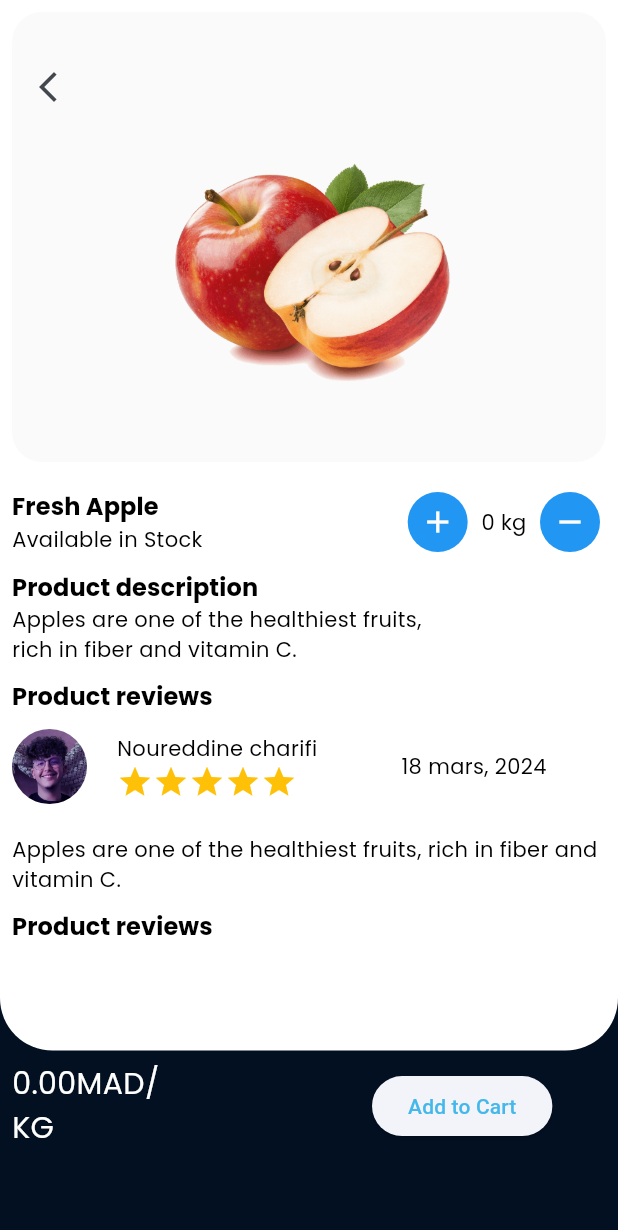
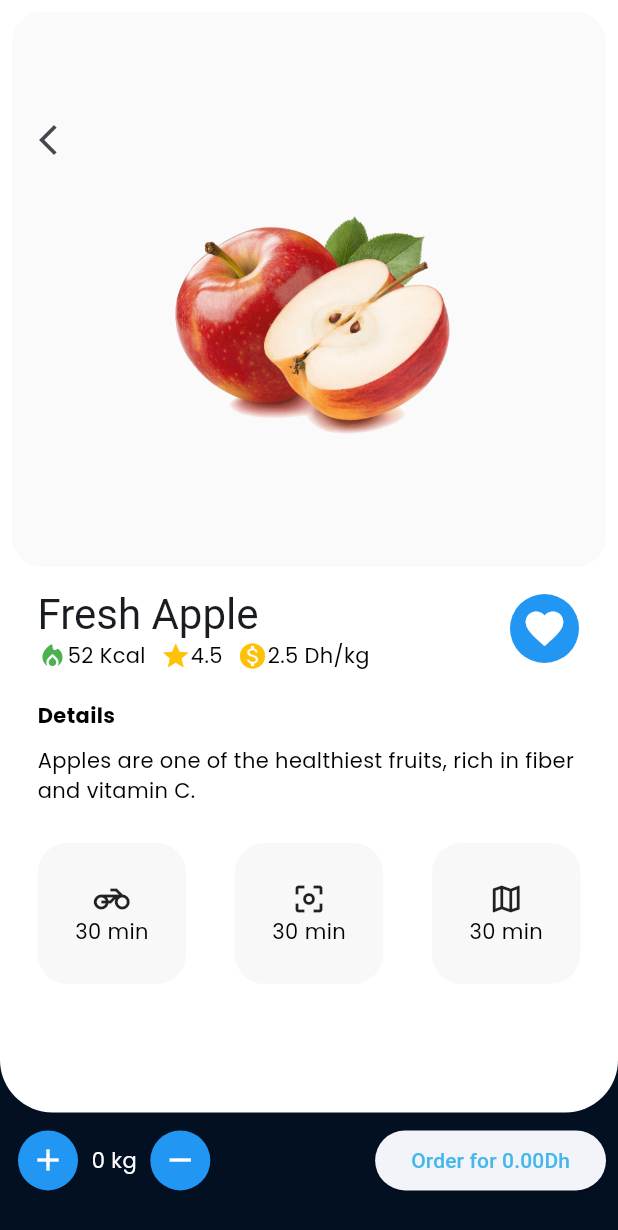
Before and after one commit to noureddinecharifi/GrocerEase, a Flutter app: the FruitCard widget shown alone on an empty page, opened directly with sample values from the repository, after a tap on "Apple", on a phone screen of 412 x 824 dp. Shown: the top 1230 px of the screen. Run offline on Flutter 3.47's test engine with Material 3 defaults, Android fonts, the phone set to English and light mode, and no system bars; our stand-ins replace firebase_auth, firebase_core, flutter_screenutil, flutter_slidable, go_router, google_fonts and 2 more; accounts and stored records are empty.

Commit message:
[Groce-07] Fruit Details screen redesign + darkmode

```diff
--- a/lib/models/fruits_data.dart
+++ b/lib/models/fruits_data.dart
@@ -7,6 +7,7 @@ class Fruit {
     required this.pricePerKilogram,
     required this.description,
     required this.count,
+    required this.rating,
   });
 
   final int calories;
@@ -16,6 +17,7 @@ class Fruit {
   final String image;
   final String name;
   final double pricePerKilogram;
+  final double rating;
 
   void setCount(int countValue) {
     count = countValue;
@@ -32,6 +34,7 @@ List<Fruit> fruits = [
     pricePerKilogram: 2.5,
     description:
         "Apples are one of the healthiest fruits, rich in fiber and vitamin C.",
+    rating: 4.5,
   ),
   Fruit(
     id: 1,
@@ -42,6 +45,7 @@ List<Fruit> fruits = [
     pricePerKilogram: 1.8,
     description:
         "Bananas are a great source of potassium and provide quick energy.",
+    rating: 4.2,
   ),
   Fruit(
     id: 2,
@@ -52,6 +56,7 @@ List<Fruit> fruits = [
     pricePerKilogram: 1.8,
     description:
         "Oranges are famous for their high vitamin C content and refreshing taste.",
+    rating: 4.0,
   ),
   Fruit(
     id: 3,
@@ -62,6 +67,7 @@ List<Fruit> fruits = [
     pricePerKilogram: 1.8,
     description:
         "Peaches are sweet, juicy fruits that are low in calories and rich in vitamins A and C.",
+    rating: 4.1,
   ),
   Fruit(
     id: 4,
@@ -72,6 +78,7 @@ List<Fruit> fruits = [
     pricePerKilogram: 1.8,
     description:
         "Pineapples are tropical fruits known for their sweet and tangy flavor.",
+    rating: 4.3,
   ),
   Fruit(
     id: 5,
@@ -82,6 +89,7 @@ List<Fruit> fruits = [
     pricePerKilogram: 1.8,
     description:
         "Grapes are small, juicy fruits that come in various colors and are packed with antioxidants.",
+    rating: 4.4,
   ),
   Fruit(
     id: 6,
@@ -92,6 +100,7 @@ List<Fruit> fruits = [
     pricePerKilogram: 1.8,
     description:
         "Kiwis are small fruits with a fuzzy brown exterior and bright green flesh. They are rich in vitamin C and dietary fiber.",
+    rating: 4.2,
   ),
   Fruit(
     id: 7,
@@ -102,5 +111,6 @@ List<Fruit> fruits = [
     pricePerKilogram: 1.8,
     description:
         "Watermelons are large, juicy fruits with a high water content. They are refreshing and low in calories.",
+    rating: 4.6,
   ),
 ];
--- a/lib/screens/fruits_details.dart
+++ b/lib/screens/fruits_details.dart
@@ -1,8 +1,9 @@
 import 'package:flutter/material.dart';
 import 'package:grocer_ease/models/fruits_data.dart';
 import 'package:grocer_ease/provider/fruit_provider.dart';
-import 'package:grocer_ease/utils/constants.dart';
 import 'package:provider/provider.dart';
+
+import '../widgets/row_containers.dart';
 
 class FruitsDetails extends StatefulWidget {
   const FruitsDetails({super.key, required this.fruit});
@@ -15,6 +16,14 @@ class FruitsDetails extends StatefulWidget {
 
 class _FruitsDetailsState extends State<FruitsDetails> {
   int _counter = 0;
+
+  @override
+  void initState() {
+    super.initState();
+    setState(() {
+      _counter = widget.fruit.count;
+    });
+  }
 
   void _incrementCounter() {
     setState(() {
@@ -31,14 +40,6 @@ class _FruitsDetailsState extends State<FruitsDetails> {
   }
 
   @override
-  void initState() {
-    super.initState();
-    setState(() {
-      _counter = widget.fruit.count;
-    });
-  }
-
-  @override
   Widget build(BuildContext context) {
     double totalPrice = _counter * widget.fruit.pricePerKilogram;
     return Scaffold(
@@ -46,7 +47,7 @@ class _FruitsDetailsState extends State<FruitsDetails> {
       body: Column(
         children: [
           Container(
-            height: MediaQuery.sizeOf(context).height * 0.85,
+            height: MediaQuery.sizeOf(context).height * 0.90,
             width: double.infinity,
             decoration: const BoxDecoration(
                 color: Colors.white,
@@ -58,7 +59,7 @@ class _FruitsDetailsState extends State<FruitsDetails> {
                   padding: const EdgeInsets.all(8.0),
                   child: Container(
                       width: 400,
-                      height: 300,
+                      height: 370,
                       decoration: BoxDecoration(
                           borderRadius:
                               const BorderRadius.all(Radius.circular(20)),
@@ -83,8 +84,11 @@ class _FruitsDetailsState extends State<FruitsDetails> {
                       )),
                 ),
                 Padding(
-                  padding: const EdgeInsets.all(8.0),
-                  child: Row(
+                  padding:
+                      const EdgeInsets.symmetric(horizontal: 25.0, vertical: 5),
+                  child: Column(
+                    children: [
+                      Row(
                         mainAxisAlignment: MainAxisAlignment.spaceBetween,
                         children: [
                           Column(
@@ -92,14 +96,109 @@ class _FruitsDetailsState extends State<FruitsDetails> {
                             children: [
                               Text(
                                 'Fresh ${widget.fruit.name}',
-                            style: Theme.of(context).textTheme.titleSmall,
+                                style:
+                                    Theme.of(context).textTheme.headlineMedium,
+                              ),
+                              Row(
+                                mainAxisAlignment:
+                                    MainAxisAlignment.spaceBetween,
+                                children: [
+                                  Row(
+                                    children: [
+                                      const Icon(
+                                        Icons.local_fire_department_rounded,
+                                        size: 20,
+                                        color: Colors.green,
                                       ),
                                       Text(
-                            'Available in Stock',
-                            style: Theme.of(context).textTheme.bodyMedium,
+                                        '${widget.fruit.calories} Kcal',
+                                      ),
+                                      const SizedBox(
+                                        width: 10,
+                                      ),
+                                      Row(
+                                        children: [
+                                          const Icon(
+                                            Icons.star,
+                                            size: 20,
+                                            color: Colors.amber,
+                                          ),
+                                          Text(
+                                            '${widget.fruit.rating}',
                                           ),
                                         ],
                                       ),
+                                      const SizedBox(width: 10,),
+                                        Row(
+                                        children: [
+                                          const Icon(
+                                            Icons.monetization_on,
+                                            size: 20,
+                                            color: Colors.amber,
+                                          ),
+                                          Text(
+                                            '${widget.fruit.pricePerKilogram} Dh/kg',
+                                          ),
+                                        ],
+                                      )
+                                    ],
+                                  ),
+                                ],
+                              )
+                            ],
+                          ),
+                          IconButton(
+                            onPressed: () {},
+                            icon: const Icon(
+                              Icons.favorite,
+                              size: 30,
+                              color: Colors.white,
+                            ),
+                            style: IconButton.styleFrom(
+                                backgroundColor: Colors.blue),
+                          )
+                        ],
+                      ),
+                      const SizedBox(
+                        height: 20,
+                      ),
+                      Column(
+                          mainAxisAlignment: MainAxisAlignment.start,
+                          crossAxisAlignment: CrossAxisAlignment.start,
+                          children: [
+                            Text(
+                              'Details',
+                              style: Theme.of(context)
+                                  .textTheme
+                                  .bodyMedium
+                                  ?.copyWith(fontWeight: FontWeight.bold),
+                            ),
+                            const SizedBox(
+                              height: 10,
+                            ),
+                            SizedBox(
+                              width: 400,
+                              child: Text(
+                                widget.fruit.description,
+                                style: Theme.of(context).textTheme.bodyMedium,
+                              ),
+                            ),
+                            const SizedBox(
+                              height: 25,
+                            ),
+                            const RowContainers(),
+                          ])
+                    ],
+                  ),
+                ),
+              ],
+            ),
+          ),
+          Padding(
+            padding: const EdgeInsets.all(8.0),
+            child: Row(
+              mainAxisAlignment: MainAxisAlignment.spaceBetween,
+              children: [
                 Row(
                   children: [
                     IconButton(
@@ -111,7 +210,10 @@ class _FruitsDetailsState extends State<FruitsDetails> {
                     const SizedBox(
                       width: 5,
                     ),
-                          Text('$_counter kg'),
+                    Text(
+                      '$_counter kg',
+                      style: const TextStyle(color: Colors.white),
+                    ),
                     const SizedBox(
                       width: 5,
                     ),
@@ -122,123 +224,6 @@ class _FruitsDetailsState extends State<FruitsDetails> {
                         onPressed: _decrementCounter,
                         icon: const Icon(Icons.remove))
                   ],
-                      )
-                    ],
-                  ),
-                ),
-                Padding(
-                  padding: const EdgeInsets.symmetric(horizontal: 8.0),
-                  child: Column(
-                    mainAxisAlignment: MainAxisAlignment.start,
-                    crossAxisAlignment: CrossAxisAlignment.start,
-                    children: [
-                      Text(
-                        'Product description',
-                        style: Theme.of(context).textTheme.titleSmall,
-                      ),
-                      Align(
-                        alignment: Alignment.centerLeft,
-                        child: SizedBox(
-                          width: 300,
-                          child: Text(
-                            widget.fruit.description,
-                            style: Theme.of(context).textTheme.bodyMedium,
-                          ),
-                        ),
-                      ),
-                      const SizedBox(
-                        height: 10,
-                      ),
-                      Text(
-                        'Product reviews',
-                        style: Theme.of(context).textTheme.titleSmall,
-                      ),
-                      const SizedBox(
-                        height: 10,
-                      ),
-                      Row(
-                        children: [
-                          ClipOval(
-                            child: Container(
-                              width: 50,
-                              height: 50,
-                              decoration:
-                                  const BoxDecoration(shape: BoxShape.circle),
-                              child: Image.asset(me),
-                            ),
-                          ),
-                          const SizedBox(
-                            width: 20,
-                          ),
-                          const Column(
-                            crossAxisAlignment: CrossAxisAlignment.start,
-                            children: [
-                              Text("Noureddine charifi"),
-                              Row(
-                                mainAxisAlignment: MainAxisAlignment.start,
-                                children: [
-                                  Icon(
-                                    Icons.star,
-                                    color: Colors.amber,
-                                  ),
-                                  Icon(
-                                    Icons.star,
-                                    color: Colors.amber,
-                                  ),
-                                  Icon(
-                                    Icons.star,
-                                    color: Colors.amber,
-                                  ),
-                                  Icon(
-                                    Icons.star,
-                                    color: Colors.amber,
-                                  ),
-                                  Icon(
-                                    Icons.star,
-                                    color: Colors.amber,
-                                  )
-                                ],
-                              )
-                            ],
-                          ),
-                          const SizedBox(
-                            width: 56,
-                          ),
-                          const Text("18 mars, 2024")
-                        ],
-                      ),
-                      const SizedBox(
-                        height: 20,
-                      ),
-                      Text(
-                        widget.fruit.description,
-                        style: Theme.of(context).textTheme.bodyMedium,
-                      ),
-                      const SizedBox(
-                        height: 10,
-                      ),
-                      Text(
-                        'Product reviews',
-                        style: Theme.of(context).textTheme.titleSmall,
-                      ),
-                    ],
-                  ),
-                ),
-              ],
-            ),
-          ),
-          Padding(
-            padding: const EdgeInsets.all(8.0),
-            child: Row(
-              children: [
-                SizedBox(
-                    width: 120,
-                    child: Text(
-                      '${totalPrice.toStringAsFixed(2)}MAD/KG',
-                      style: const TextStyle(fontSize: 20, color: Colors.white),
-                    )),
-                const SizedBox(
-                  width: 120,
                 ),
                 ElevatedButton(
                   onPressed: () {
@@ -254,7 +239,9 @@ class _FruitsDetailsState extends State<FruitsDetails> {
                       ),
                     );
                   },
-                  child: const Text('Add to Cart'),
+                  child: Text(
+                    'Order for ${totalPrice.toStringAsFixed(2)}Dh',
+                  ),
                 ),
               ],
             ),
--- a/lib/screens/homescreen.dart
+++ b/lib/screens/homescreen.dart
@@ -2,6 +2,7 @@ import 'package:flutter/material.dart';
 import 'package:google_nav_bar/google_nav_bar.dart';
 import 'package:grocer_ease/screens/cart_tab.dart';
 import 'package:grocer_ease/screens/home_tab.dart';
+import 'package:grocer_ease/screens/morescreen.dart';
 import 'package:provider/provider.dart';
 
 import '../provider/fruit_provider.dart';
@@ -33,6 +34,9 @@ class _HomeScreenState extends State<HomeScreen> {
         return const HomeTabView();
       case 2:
         return const CartScreen();
+      case 3:
+        return const MoreScreen();
+
       default:
         return const SizedBox();
     }
@@ -51,7 +55,6 @@ class _HomeScreenState extends State<HomeScreen> {
               left: MediaQuery.sizeOf(context).width * 0.63,
               top: 5,
               child: Badge(
-
                 label: Text(cart.items.length.toString()),
               ),
             ),
@@ -90,9 +93,9 @@ class _HomeScreenState extends State<HomeScreen> {
       ),
       body: Container(
         width: double.infinity,
-        decoration: const BoxDecoration(
-          borderRadius: BorderRadius.vertical(bottom: Radius.circular(35)),
-          color: Colors.white,
+        decoration:  BoxDecoration(
+          borderRadius: const BorderRadius.vertical(bottom: Radius.circular(35)),
+          color: Theme.of(context).colorScheme.background,
         ),
         child: Padding(
             padding: const EdgeInsets.symmetric(horizontal: 15.0, vertical: 25),
--- /dev/null
+++ b/lib/screens/morescreen.dart
@@ -0,0 +1,89 @@
+import 'package:flutter/material.dart';
+import 'package:provider/provider.dart';
+
+import '../provider/theme_provider.dart';
+import '../utils/theme.dart';
+
+class MoreScreen extends StatelessWidget {
+  const MoreScreen({super.key});
+
+  @override
+  Widget build(BuildContext context) {
+    return Column(children: [
+
+          const SizedBox(height: 32),
+          Consumer<ThemeProvider>(
+            builder: (context, themeProvider, child) {
+              return Container(
+                decoration: BoxDecoration(
+                    borderRadius: BorderRadius.circular(12),
+                    border: Border.all(
+                        width: 2,
+                        color: Colors.grey.shade50.withOpacity(0.3)),
+                    color: Theme.of(context).colorScheme.background),
+                child: SwitchListTile(
+                  title: Row(
+                    children: [
+                      Icon(
+                        themeProvider.themeData == lightTheme
+                            ? Icons.wb_sunny
+                            : Icons.nightlight_round,
+                        color: themeProvider.themeData == lightTheme
+                            ? Colors.orange
+                            : Colors.blue,
+                      ),
+                      const SizedBox(width: 32),
+                      Text(
+                        themeProvider.themeData == lightTheme
+                            ? 'Light Mode'
+                            : 'Dark Mode',
+                        style: TextStyle(
+                          fontSize: 16,
+                          fontWeight: FontWeight.bold,
+                          color: themeProvider.themeData == lightTheme
+                              ? Colors.black
+                              : Colors.white,
+                        ),
+                      ),
+                    ],
+                  ),
+                  value: themeProvider.themeData == darkMode,
+                  onChanged: (value) {
+                    themeProvider.toggleTheme();
+                  },
+                ),
+              );
+            },
+          ),
+          const SizedBox(height: 12.0),
+          GestureDetector(
+            onTap: () {},
+            child: Container(
+              decoration: BoxDecoration(
+                  borderRadius: BorderRadius.circular(12),
+                  border: Border.all(
+                      width: 2,
+                      color: Colors.grey.shade50.withOpacity(0.3)),
+                  color: Theme.of(context).colorScheme.background),
+              child: Padding(
+                padding: const EdgeInsets.all(16.0),
+                child: Row(
+                  children: [
+                    const Icon(
+                      Icons.info,
+                      color: Colors.blue,
+                    ),
+                    const SizedBox(width: 32),
+                    Text('About Salati',
+                        style: Theme.of(context)
+                            .textTheme
+                            .displaySmall
+                            ?.copyWith(fontSize: 16)),
+                  ],
+                ),
+              ),
+            ),
+          )
+        ]);
+  }
+}
--- a/lib/utils/theme.dart
+++ b/lib/utils/theme.dart
@@ -37,7 +37,7 @@ ThemeData darkMode = ThemeData(
       seedColor: const Color(0xFF031022),
       onBackground: const Color(0xFF031022),
       secondary: const Color(0xFFF64735),
-      background: Colors.black,
+      background: Colors.black54,
     ),
 
 
--- a/lib/widgets/fruits_container.dart
+++ b/lib/widgets/fruits_container.dart
@@ -28,9 +28,10 @@ class FruitCard extends StatelessWidget {
       child: Container(
         decoration: BoxDecoration(
           borderRadius: BorderRadius.circular(20.0),
-          color: Colors.grey.shade50,
+          color: Theme.of(context).colorScheme.background,
         ),
         child: SingleChildScrollView(
+          physics: const NeverScrollableScrollPhysics(),
           child: Padding(
             padding: const EdgeInsets.all(16.0),
             child: Center(
@@ -38,41 +39,63 @@ class FruitCard extends StatelessWidget {
                 mainAxisAlignment: MainAxisAlignment.center,
                 crossAxisAlignment: CrossAxisAlignment.center,
                 children: [
-                  Image.asset(
-                    fruit.image,
-                    width: 85,
-                    height: 85,
+                  Container(
+                    height: 115,
+                    width: 150,
+                    decoration: BoxDecoration(
+                      borderRadius: BorderRadius.circular(20),
+                      color: Colors.white.withOpacity(0.5),
+                    ),
+                    child: Center(
+                      child: Image.asset(
+                        fruit.image,
+                        width: 95,
+                        height: 95,
+                      ),
+                    ),
                   ),
-                  const SizedBox(height: 8.0),
-                  Row(
-                    mainAxisAlignment: MainAxisAlignment.spaceBetween,
-                    crossAxisAlignment: CrossAxisAlignment.end,
+                  const SizedBox(height: 15.0),
+                  Column(
+                    mainAxisAlignment: MainAxisAlignment.start,
+                    crossAxisAlignment: CrossAxisAlignment.start,
                     children: [
-                      Column(
-                        mainAxisAlignment: MainAxisAlignment.start,
-                        crossAxisAlignment: CrossAxisAlignment.start,
+                      Row(
                         children: [
                           Text(fruit.name,
-                              style: Theme.of(context).textTheme.bodyMedium),
-                          const SizedBox(height: 4.0),
-                          Text(
-                            '${fruit.calories} Kcal',
-                          ),
-                          Text(
-                            '${fruit.pricePerKilogram.toStringAsFixed(2)}MAD/Kg',
-                          ),
+                              style: Theme.of(context)
+                                  .textTheme
+                                  .bodyLarge
+                                  ?.copyWith(fontWeight: FontWeight.bold)),
                         ],
                       ),
-                      Container(
-                        height: 25,
-                        width: 25,
-                        decoration: BoxDecoration(
-                            borderRadius: BorderRadius.circular(5),
-                            color: Theme.of(context).colorScheme.primary),
-                        child: const Icon(
-                          Icons.add,
-                          color: Colors.white,
-                        ),
+                      const SizedBox(height: 4.0),
+                      Row(
+                        mainAxisAlignment: MainAxisAlignment.spaceBetween,
+                        children: [
+                          Row(
+                            mainAxisAlignment: MainAxisAlignment.spaceBetween,
+                            children: [
+                              const Icon(
+                                Icons.local_fire_department_rounded,
+                                size: 15,
+                                color: Colors.green,
+                              ),
+                              const SizedBox(
+                                width: 5,
+                              ),
+                              Text('${fruit.calories}Kcal',
+                                  style: Theme.of(context)
+                                      .textTheme
+                                      .bodySmall
+                                      ?.copyWith()),
+                            ],
+                          ),
+                          Text('${fruit.pricePerKilogram.toStringAsFixed(2)}Dh',
+                              style: Theme.of(context)
+                                  .textTheme
+                                  .bodySmall
+                                  ?.copyWith()),
+                        ],
                       )
                     ],
                   ),
--- /dev/null
+++ b/lib/widgets/row_containers.dart
@@ -0,0 +1,48 @@
+import 'package:flutter/material.dart';
+
+class RowContainers extends StatelessWidget {
+  const RowContainers({super.key});
+
+  @override
+  Widget build(BuildContext context) {
+    return Row(
+      mainAxisAlignment: MainAxisAlignment.spaceBetween,
+      children: [
+        Container(
+          decoration: BoxDecoration(
+              borderRadius: BorderRadius.circular(20),
+              color: Theme.of(context).colorScheme.background),
+          child: const Padding(
+            padding: EdgeInsets.all(25.0),
+            child: Column(
+              children: [Icon(Icons.motorcycle_outlined), Text('30 min')],
+            ),
+          ),
+        ),
+        Container(
+          decoration: BoxDecoration(
+              borderRadius: BorderRadius.circular(20),
+              color: Theme.of(context).colorScheme.background),
+          child: const Padding(
+            padding: EdgeInsets.all(25.0),
+            child: Column(
+              children: [Icon(Icons.center_focus_weak), Text('30 min')],
+            ),
+          ),
+        ),
+        Container(
+          decoration: BoxDecoration(
+            color: Theme.of(context).colorScheme.background,
+            borderRadius: BorderRadius.circular(20),
+          ),
+          child: const Padding(
+            padding: EdgeInsets.all(25.0),
+            child: Column(
+              children: [Icon(Icons.map_outlined), Text('30 min')],
+            ),
+          ),
+        ),
+      ],
+    );
+  }
+}
```
Also changed, not shown: lib/screens/splash_screen.dart (+3 -5 lines). Lines whose indentation alone changed are shown as unchanged.
